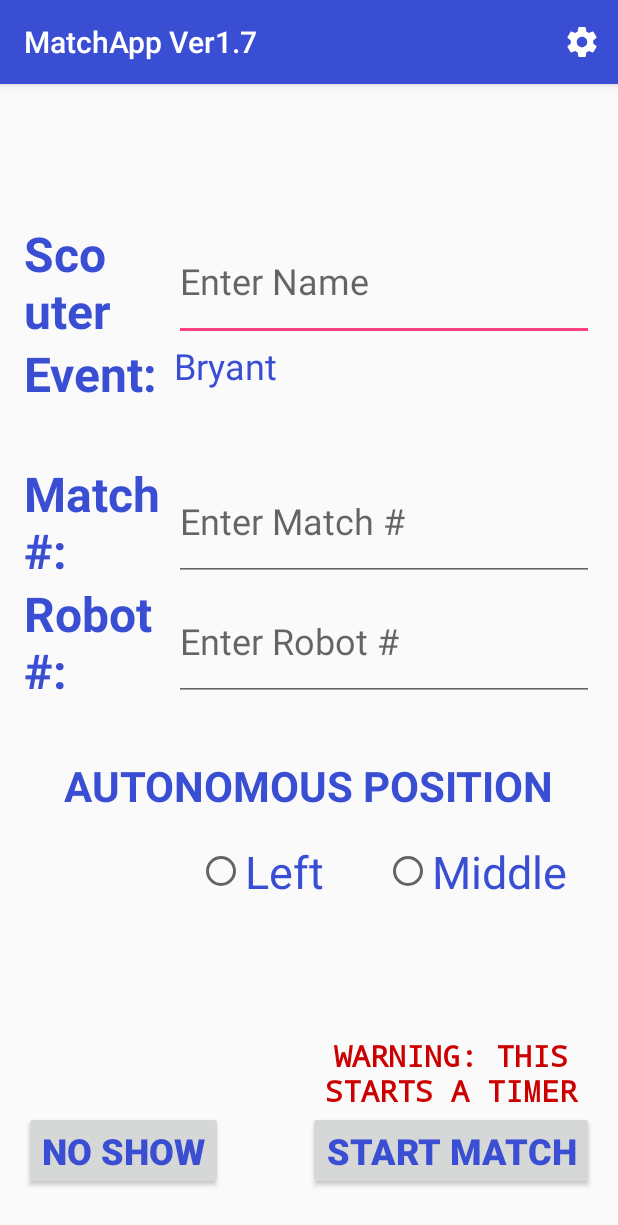
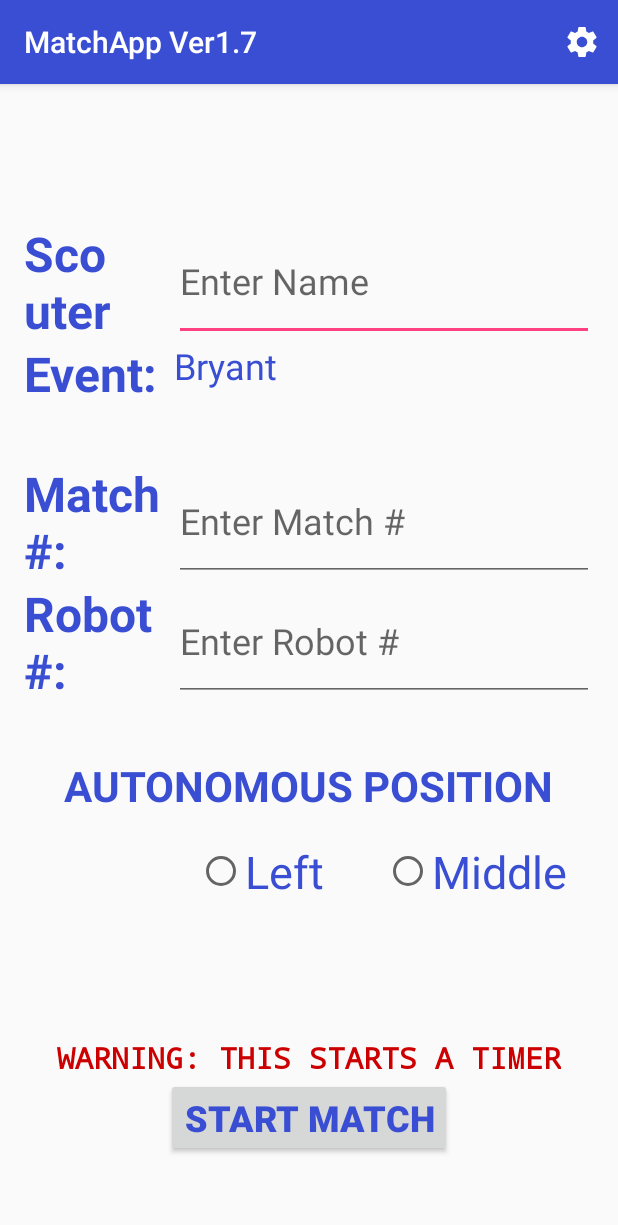
Before and after one commit to RoboRebelsScouting/2018MatchApp, an Android app: the screen it shows after launch (FirstActivity), on a phone screen of 412 x 824 dp. Shown: the top 1225 px of the screen. Run offline under Robolectric (Android 15) with nearby library versions, the phone set to English and light mode, and no system bars.

Commit message:
Removed "No Show" button on First Page
Deleted the XML button and java functionalities of the "Now Show" button on the first page of the app.

```diff
--- a/app/src/main/res/layout/activity_first.xml
+++ b/app/src/main/res/layout/activity_first.xml
@@ -59,7 +59,7 @@
         android:textStyle="normal|bold"
         android:textColor="@color/colorPrimaryDark"
         android:layout_below="@+id/textView"
-        android:layout_alignParentEnd="true" />
+        android:layout_centerHorizontal="true" />
 
     <TextView
         android:text="Scouter Name:"
@@ -125,10 +125,9 @@
         android:textAlignment="center"
         android:fontFamily="monospace"
         android:textStyle="normal|bold"
-        android:layout_marginTop="88dp"
+        android:layout_marginTop="89dp"
         android:layout_below="@+id/autoPosition"
-        android:layout_alignParentEnd="true"
-        android:layout_alignStart="@+id/startMatch" />
+        android:layout_centerHorizontal="true" />
 
     <TextView
         android:layout_width="wrap_content"
@@ -215,16 +214,4 @@
 
     </RadioGroup>
 
-    <Button
-        android:id="@+id/noShow"
-        android:layout_width="wrap_content"
-        android:layout_height="wrap_content"
-        android:layout_alignParentStart="true"
-        android:layout_below="@+id/textView"
-        android:onClick="noShow"
-        android:text="No Show"
-        android:textColor="@color/colorPrimaryDark"
-        android:textSize="24sp"
-        android:textStyle="bold" />
-
 </RelativeLayout>
```
Also changed, not shown: app/src/main/java/scouting2017/matchapp/FirstActivity.java (+2 -35 lines).
